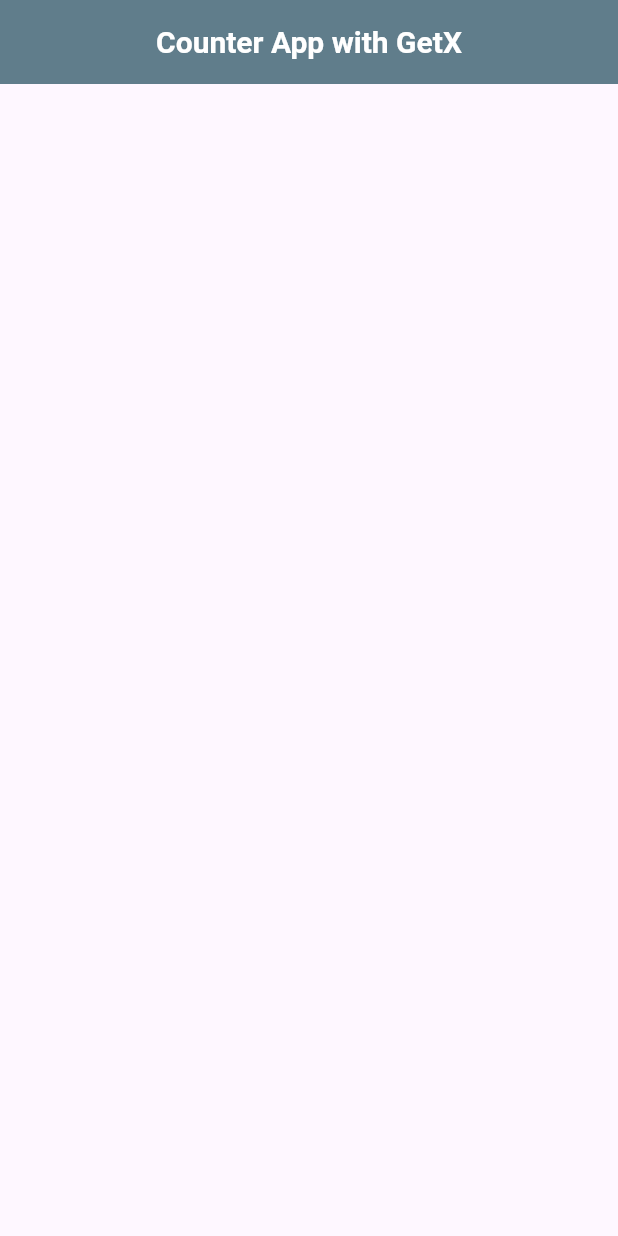
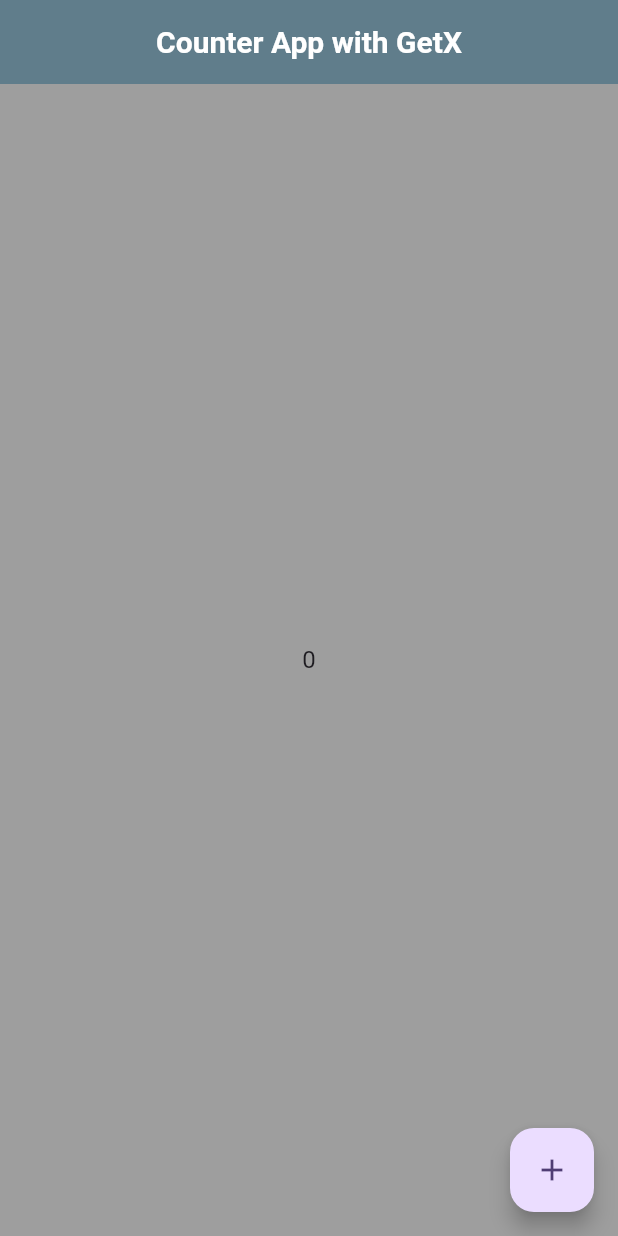
Before and after one commit to mdarifhosain214/Counter-App-Using-Getx, a Flutter app: the screen it shows after launch, on a phone screen of 412 x 824 dp. Run offline on Flutter 3.47's test engine with Material 3 defaults, Android fonts, the phone set to English and light mode, and no system bars; our stand-ins replace get.

Commit message:
Counter app done using getX

```diff
--- /dev/null
+++ b/lib/counter_controller.dart
@@ -0,0 +1,9 @@
+import 'package:get/get.dart';
+class Controller extends GetxController{
+final count =0.obs;
+
+increase(){
+  count.value++;
+
+}
+}
--- a/lib/home_screen.dart
+++ b/lib/home_screen.dart
@@ -1,4 +1,7 @@
 import 'package:flutter/material.dart';
+import 'package:get/get.dart';
+
+import 'counter_controller.dart';
 class HomeScreen extends StatefulWidget {
   const HomeScreen({super.key});
 
@@ -7,12 +10,27 @@
 }
 
 class _HomeScreenState extends State<HomeScreen> {
+  Controller controller =Get.put(Controller());
   @override
   Widget build(BuildContext context) {
     return Scaffold(
       appBar: AppBar(
         title: const Text("Counter App with GetX"),
       ),
+      body: Container(
+        color: Colors.grey,
+        height: Get.height,
+        width: Get.width,
+        child: Center(
+          child:Obx(()=> Text(controller.count.value.toString(),style: Theme.of(context).textTheme.bodyLarge,)),
+        ),
+      ),
+      floatingActionButton: FloatingActionButton(
+        onPressed: (){
+          controller.increase();
+        },
+        child: const Icon(Icons.add),
+      ),
     );
   }
 }
--- a/lib/main.dart
+++ b/lib/main.dart
@@ -1,6 +1,6 @@
 import 'package:counter_app_using_getx/home_screen.dart';
 import 'package:flutter/material.dart';
-
+import 'package:get/get.dart';
 void main() {
   runApp(const MyApp());
 }
@@ -11,7 +11,7 @@
   // This widget is the root of your application.
   @override
   Widget build(BuildContext context) {
-    return MaterialApp(
+    return GetMaterialApp(
       title: 'Flutter Demo',
       theme: ThemeData(
         colorScheme: ColorScheme.fromSeed(seedColor: Colors.deepPurple),
--- a/pubspec.yaml
+++ b/pubspec.yaml
@@ -35,6 +35,7 @@
   # The following adds the Cupertino Icons font to your application.
   # Use with the CupertinoIcons class for iOS style icons.
   cupertino_icons: ^1.0.2
+  get:
 
 dev_dependencies:
   flutter_test:
```
Also changed, not shown: pubspec.lock.
